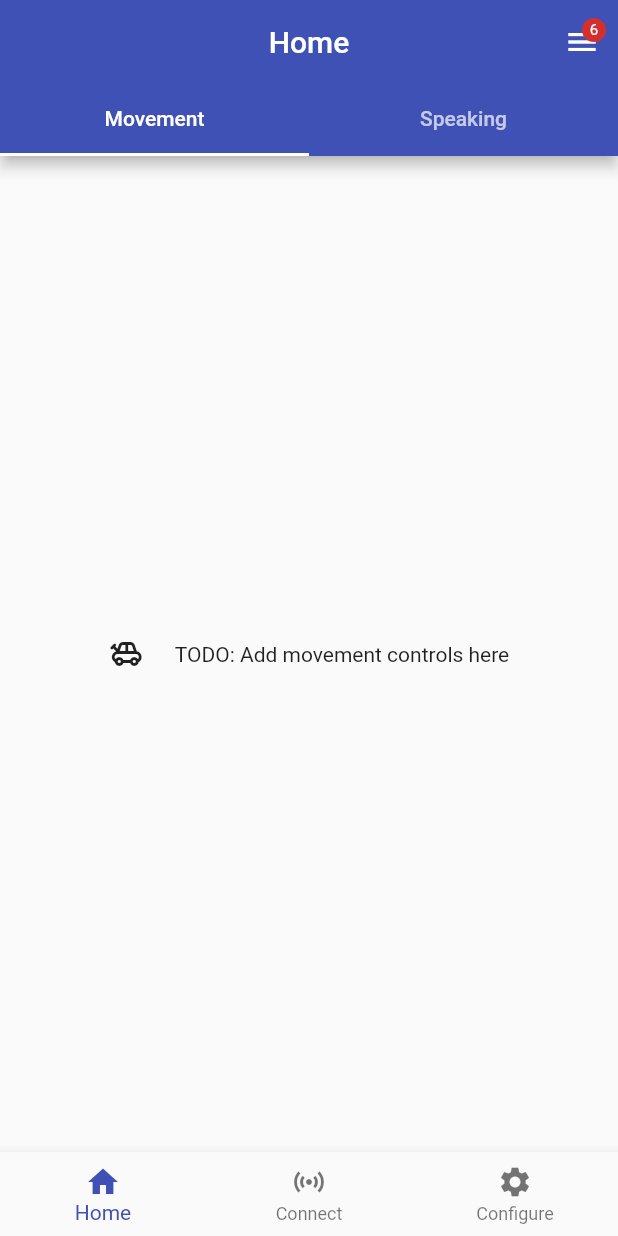
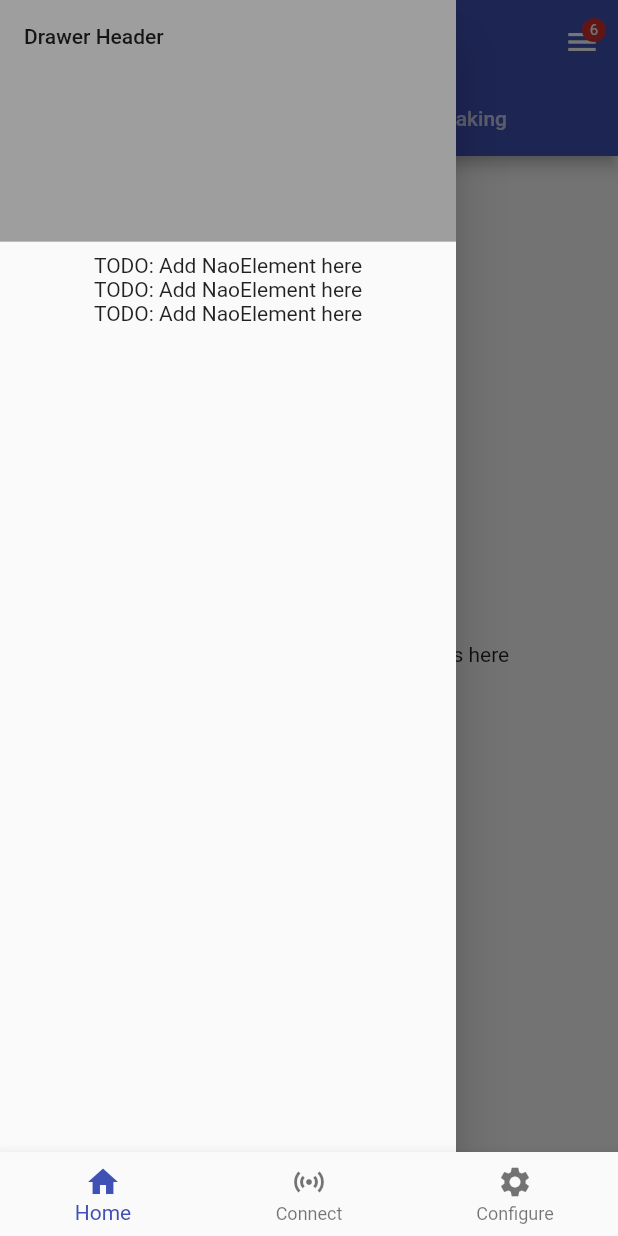
Before and after one commit to sbaer2306/NAO-APP, a Flutter app: the screen it shows after launch, with the side drawer open (before the commit the screen has no drawer), on a phone screen of 412 x 824 dp. Run offline on Flutter 3.47's test engine with Material 2 defaults, Android fonts, the phone set to English and light mode, and no system bars; our stand-ins replace loading_animation_widget; missing offline and left inert: animated_check.

Commit message:
added: drawer for selecting the naos the user wishes to interact with (basic)

```diff
--- a/lib/pages/home_view.dart
+++ b/lib/pages/home_view.dart
@@ -1,6 +1,7 @@
 import 'package:flutter/material.dart';
 import 'package:nao_app/pages/movement_view.dart';
 import 'package:nao_app/pages/speaker_view.dart';
+import 'package:nao_app/ui_elements/nao_list_drawer.dart';
 
 class HomeView extends StatefulWidget {
   const HomeView({super.key, required this.title});
@@ -19,6 +20,7 @@ class _HomeViewState extends State<HomeView> {
     return DefaultTabController(
         length: 2,
         child: Scaffold(
+            drawer: const NaoListDrawer(),
             appBar: AppBar(
               actions: <Widget>[
                 IconButton(
--- /dev/null
+++ b/lib/ui_elements/nao_list_drawer.dart
@@ -0,0 +1,43 @@
+import 'package:flutter/material.dart';
+
+class NaoElement extends StatelessWidget {
+  const NaoElement({Key? key, required this.name}) : super(key: key);
+
+  final String name;
+
+  @override
+  Widget build(BuildContext context) {
+    return const Center(child: Text("TODO: Add NaoElement here"));
+  }
+}
+
+class NaoListDrawer extends StatelessWidget {
+  const NaoListDrawer({Key? key}) : super(key: key);
+
+  VoidCallback onTap(String action, BuildContext context) {
+    return () {
+      // TODO: Update the state of the app according to $action
+      Navigator.pop(context);
+    };
+  }
+
+  @override
+  Widget build(BuildContext context) {
+    return Drawer(
+      child: ListView(
+        padding: EdgeInsets.zero,
+        children: const [
+          DrawerHeader(
+            decoration: BoxDecoration(
+              color: Colors.grey,
+            ),
+            child: Text('Drawer Header'),
+          ),
+          NaoElement(name: "Red Matter"),
+          NaoElement(name: "Lucky Luke"),
+          NaoElement(name: "Darth Vader"),
+        ],
+      ),
+    );
+  }
+}
```
